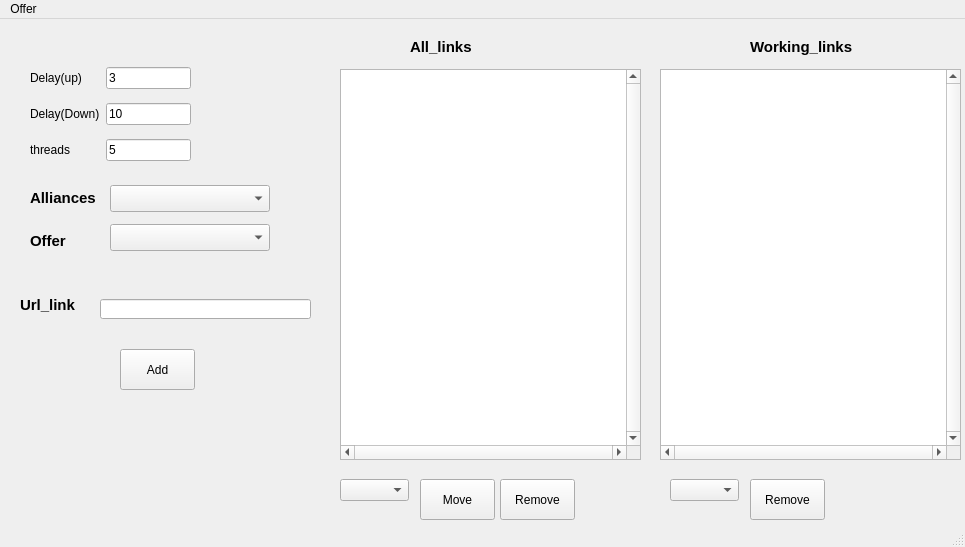
The window that ui/test.ui (FuckBrains/src) describes before a commit, drawn with Qt 5.
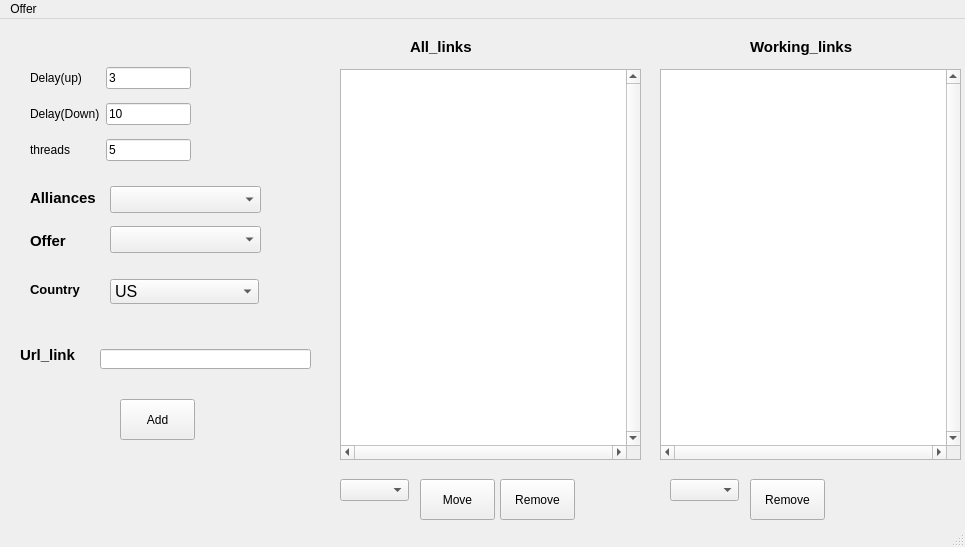
The same window after the commit.

```diff
--- a/ui/test.ui
+++ b/ui/test.ui
@@ -24,7 +24,7 @@
     <property name="geometry">
      <rect>
       <x>120</x>
-      <y>330</y>
+      <y>380</y>
       <width>75</width>
       <height>41</height>
      </rect>
@@ -78,8 +78,8 @@
      <rect>
       <x>110</x>
       <y>160</y>
-      <width>160</width>
-      <height>80</height>
+      <width>151</width>
+      <height>81</height>
      </rect>
     </property>
     <layout class="QVBoxLayout" name="verticalLayout_2">
@@ -107,7 +107,7 @@
     <property name="geometry">
      <rect>
       <x>20</x>
-      <y>250</y>
+      <y>300</y>
       <width>61</width>
       <height>71</height>
      </rect>
@@ -127,7 +127,7 @@
     <property name="geometry">
      <rect>
       <x>100</x>
-      <y>280</y>
+      <y>330</y>
       <width>211</width>
       <height>20</height>
      </rect>
@@ -339,6 +339,71 @@
      <string>Remove</string>
     </property>
    </widget>
+   <widget class="QLabel" name="label_9">
+    <property name="geometry">
+     <rect>
+      <x>30</x>
+      <y>260</y>
+      <width>81</width>
+      <height>21</height>
+     </rect>
+    </property>
+    <property name="font">
+     <font>
+      <pointsize>10</pointsize>
+      <weight>75</weight>
+      <bold>true</bold>
+     </font>
+    </property>
+    <property name="text">
+     <string>Country</string>
+    </property>
+   </widget>
+   <widget class="QComboBox" name="comboBox5">
+    <property name="geometry">
+     <rect>
+      <x>110</x>
+      <y>260</y>
+      <width>149</width>
+      <height>25</height>
+     </rect>
+    </property>
+    <property name="font">
+     <font>
+      <pointsize>12</pointsize>
+     </font>
+    </property>
+    <item>
+     <property name="text">
+      <string>US</string>
+     </property>
+    </item>
+    <item>
+     <property name="text">
+      <string>CA</string>
+     </property>
+    </item>
+    <item>
+     <property name="text">
+      <string>GB</string>
+     </property>
+    </item>
+    <item>
+     <property name="text">
+      <string>AU</string>
+     </property>
+    </item>
+    <item>
+     <property name="text">
+      <string>FR</string>
+     </property>
+    </item>
+    <item>
+     <property name="text">
+      <string>DE</string>
+     </property>
+    </item>
+   </widget>
   </widget>
   <widget class="QMenuBar" name="menubar">
    <property name="geometry">
```
